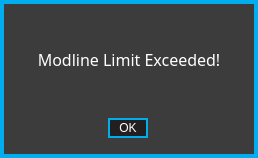
Qt form standalone/advanced/forms/modlineWarningForm.ui (Muse-Kinetics/softstep_editor) before a commit.
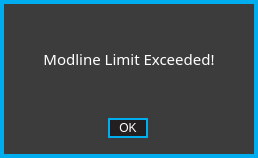
The same form after that commit.

```diff
--- a/standalone/advanced/forms/modlineWarningForm.ui
+++ b/standalone/advanced/forms/modlineWarningForm.ui
@@ -198,7 +198,7 @@
      <property name="font">
       <font>
        <family>Futura</family>
-       <pointsize>12</pointsize>
+       <pointsize>11</pointsize>
        <weight>50</weight>
        <italic>false</italic>
        <bold>false</bold>
```
Left out of the diff: 2 changed lines with no effect on the pictures.
